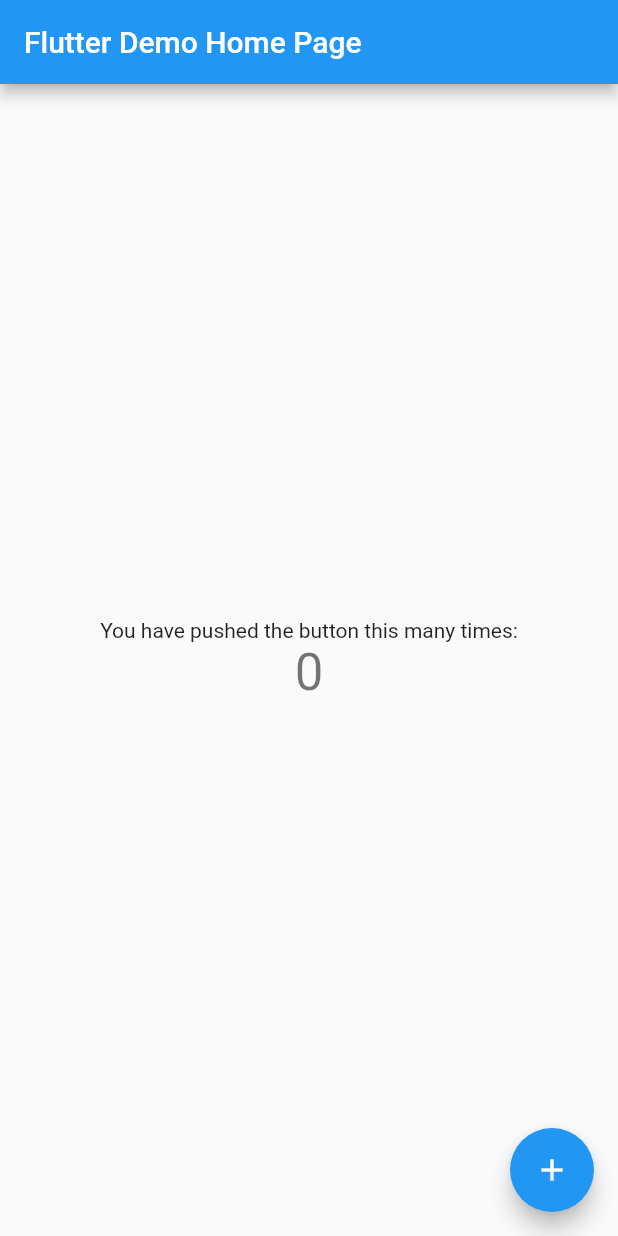
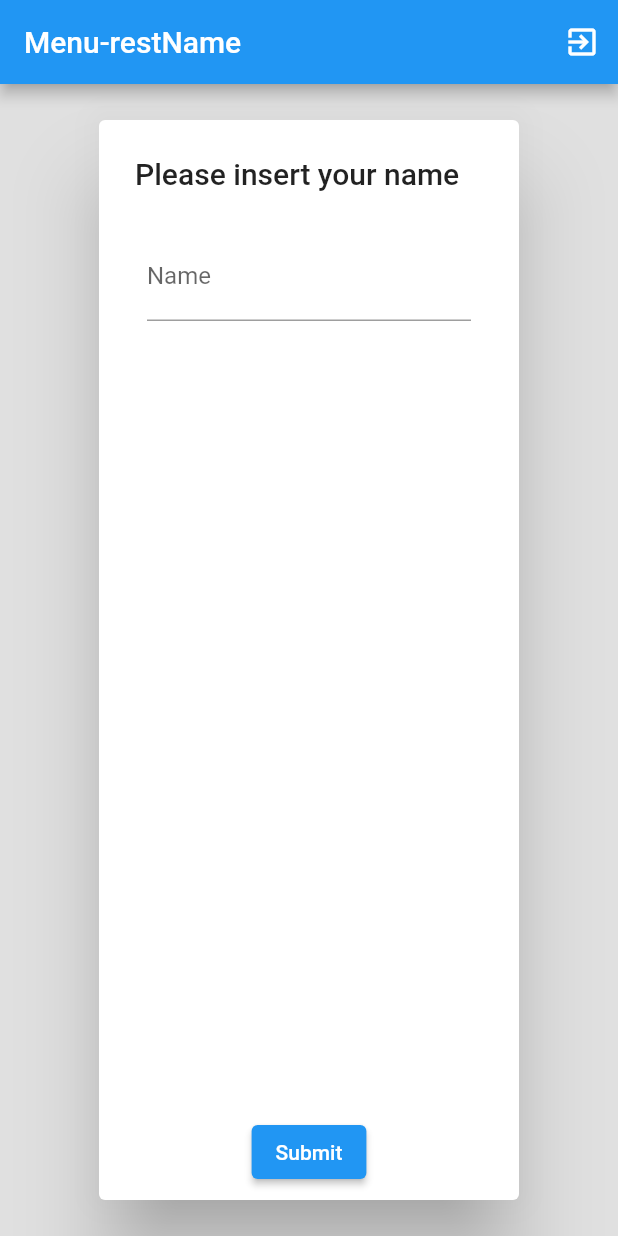
Before and after one commit to Robgogo/restXClient, a Flutter app: the screen it shows after launch, on a phone screen of 412 x 824 dp. Run offline on Flutter 3.47's test engine with Material 2 defaults, Android fonts, the phone set to English and light mode, and no system bars; our stand-ins replace cloud_firestore, firebase_auth; accounts and stored records are empty; network calls fail.

Commit message:
anonymous registration Menu display

```diff
--- a/lib/main.dart
+++ b/lib/main.dart
@@ -1,4 +1,6 @@
 import 'package:flutter/material.dart';
+
+import './screens/menu_screen.dart';
 
 void main() {
   runApp(MyApp());
@@ -22,92 +24,10 @@
         // is not restarted.
         primarySwatch: Colors.blue,
       ),
-      home: MyHomePage(title: 'Flutter Demo Home Page'),
+      home: MenuScreen(),
+      routes: {
+        MenuScreen.routeName: (ctx) => MenuScreen(),
+      },
     );
   }
 }
-
-class MyHomePage extends StatefulWidget {
-  MyHomePage({Key key, this.title}) : super(key: key);
-
-  // This widget is the home page of your application. It is stateful, meaning
-  // that it has a State object (defined below) that contains fields that affect
-  // how it looks.
-
-  // This class is the configuration for the state. It holds the values (in this
-  // case the title) provided by the parent (in this case the App widget) and
-  // used by the build method of the State. Fields in a Widget subclass are
-  // always marked "final".
-
-  final String title;
-
-  @override
-  _MyHomePageState createState() => _MyHomePageState();
-}
-
-class _MyHomePageState extends State<MyHomePage> {
-  int _counter = 0;
-
-  void _incrementCounter() {
-    setState(() {
-      // This call to setState tells the Flutter framework that something has
-      // changed in this State, which causes it to rerun the build method below
-      // so that the display can reflect the updated values. If we changed
-      // _counter without calling setState(), then the build method would not be
-      // called again, and so nothing would appear to happen.
-      _counter++;
-    });
-  }
-
-  @override
-  Widget build(BuildContext context) {
-    // This method is rerun every time setState is called, for instance as done
-    // by the _incrementCounter method above.
-    //
-    // The Flutter framework has been optimized to make rerunning build methods
-    // fast, so that you can just rebuild anything that needs updating rather
-    // than having to individually change instances of widgets.
-    return Scaffold(
-      appBar: AppBar(
-        // Here we take the value from the MyHomePage object that was created by
-        // the App.build method, and use it to set our appbar title.
-        title: Text(widget.title),
-      ),
-      body: Center(
-        // Center is a layout widget. It takes a single child and positions it
-        // in the middle of the parent.
-        child: Column(
-          // Column is also a layout widget. It takes a list of children and
-          // arranges them vertically. By default, it sizes itself to fit its
-          // children horizontally, and tries to be as tall as its parent.
-          //
-          // Invoke "debug painting" (press "p" in the console, choose the
-          // "Toggle Debug Paint" action from the Flutter Inspector in Android
-          // Studio, or the "Toggle Debug Paint" command in Visual Studio Code)
-          // to see the wireframe for each widget.
-          //
-          // Column has various properties to control how it sizes itself and
-          // how it positions its children. Here we use mainAxisAlignment to
-          // center the children vertically; the main axis here is the vertical
-          // axis because Columns are vertical (the cross axis would be
-          // horizontal).
-          mainAxisAlignment: MainAxisAlignment.center,
-          children: <Widget>[
-            Text(
-              'You have pushed the button this many times:',
-            ),
-            Text(
-              '$_counter',
-              style: Theme.of(context).textTheme.headline4,
-            ),
-          ],
-        ),
-      ),
-      floatingActionButton: FloatingActionButton(
-        onPressed: _incrementCounter,
-        tooltip: 'Increment',
-        child: Icon(Icons.add),
-      ), // This trailing comma makes auto-formatting nicer for build methods.
-    );
-  }
-}
--- /dev/null
+++ b/lib/screens/menu_screen.dart
@@ -0,0 +1,79 @@
+import 'package:flutter/material.dart';
+
+import '../services/auth_service.dart';
+import '../widgets/user_info_form.dart';
+import '../widgets/menu_builder.dart';
+
+class MenuScreen extends StatelessWidget {
+  static const routeName = '/menu';
+  var _auth = AuthService();
+  var _userIn = false;
+  @override
+  Widget build(BuildContext context) {
+    var _currentUser = _auth.getCurrentUser();
+    if (_currentUser == null) {
+      _auth.signInAnonymously();
+    }
+
+    return Scaffold(
+      appBar: AppBar(
+        title: Text('Menu-restName'),
+        automaticallyImplyLeading: false,
+        actions: [
+          IconButton(
+            icon: Icon(Icons.exit_to_app),
+            onPressed: () {
+              _auth.signOut();
+            },
+          ),
+        ],
+      ),
+      backgroundColor: Colors.grey[300],
+      body: FutureBuilder(
+        future: _auth.getUserData(),
+        builder: (ctx, snapshot) {
+          if (!snapshot.hasData) {
+            return UserInfo();
+          }
+
+          return SingleChildScrollView(
+            child: Column(
+              children: [
+                Column(
+                  children: [
+                    Center(
+                      child: Text('Starters'),
+                    ),
+                    MenuBuilder(
+                      category: 'starter',
+                    ),
+                  ],
+                ),
+                Column(
+                  children: [
+                    Center(
+                      child: Text('Main Dishes'),
+                    ),
+                    MenuBuilder(
+                      category: 'main dish',
+                    ),
+                  ],
+                ),
+                Column(
+                  children: [
+                    Center(
+                      child: Text('Deserts'),
+                    ),
+                    MenuBuilder(
+                      category: 'starter',
+                    ),
+                  ],
+                ),
+              ],
+            ),
+          );
+        },
+      ),
+    );
+  }
+}
--- /dev/null
+++ b/lib/widgets/user_info_form.dart
@@ -0,0 +1,69 @@
+import 'package:flutter/material.dart';
+
+import '../services/auth_service.dart';
+import '../screens/menu_screen.dart';
+
+class UserInfo extends StatefulWidget {
+  @override
+  _UserInfoState createState() => _UserInfoState();
+}
+
+class _UserInfoState extends State<UserInfo> {
+  final _auth = AuthService();
+  final _formKey = GlobalKey<FormState>();
+  var _name = '';
+
+  _submitForm() async {
+    final isValid = _formKey.currentState.validate();
+    FocusScope.of(context).unfocus();
+    if (isValid) {
+      _formKey.currentState.save();
+      print("Saving $_name");
+      await _auth.saveUserName(_name.trim());
+      Navigator.of(context).pushReplacementNamed(MenuScreen.routeName);
+    }
+  }
+
+  @override
+  Widget build(BuildContext context) {
+    return AlertDialog(
+      title: Text('Please insert your name'),
+      content: Padding(
+        padding: EdgeInsets.all(8),
+        child: Form(
+          key: _formKey,
+          child: Column(
+            children: [
+              TextFormField(
+                key: ValueKey('name'),
+                validator: (value) {
+                  if (value.isEmpty) {
+                    return "Please insert your name so that we can serve you better";
+                  }
+                  if (value.length < 4) {
+                    return "Please insert a valid name!";
+                  }
+                  return null;
+                },
+                decoration: InputDecoration(
+                  labelText: 'Name',
+                ),
+                onSaved: (value) {
+                  _name = value;
+                },
+              ),
+            ],
+          ),
+        ),
+      ),
+      actions: [
+        Center(
+          child: ElevatedButton(
+            child: Text("Submit"),
+            onPressed: _submitForm,
+          ),
+        ),
+      ],
+    );
+  }
+}
```
Also changed, not shown: lib/services/auth_service.dart (added, +41 -0 lines), lib/widgets/menu_builder.dart (added, +45 -0 lines), lib/widgets/menu_item.dart (added, +42 -0 lines), 1 other file.
